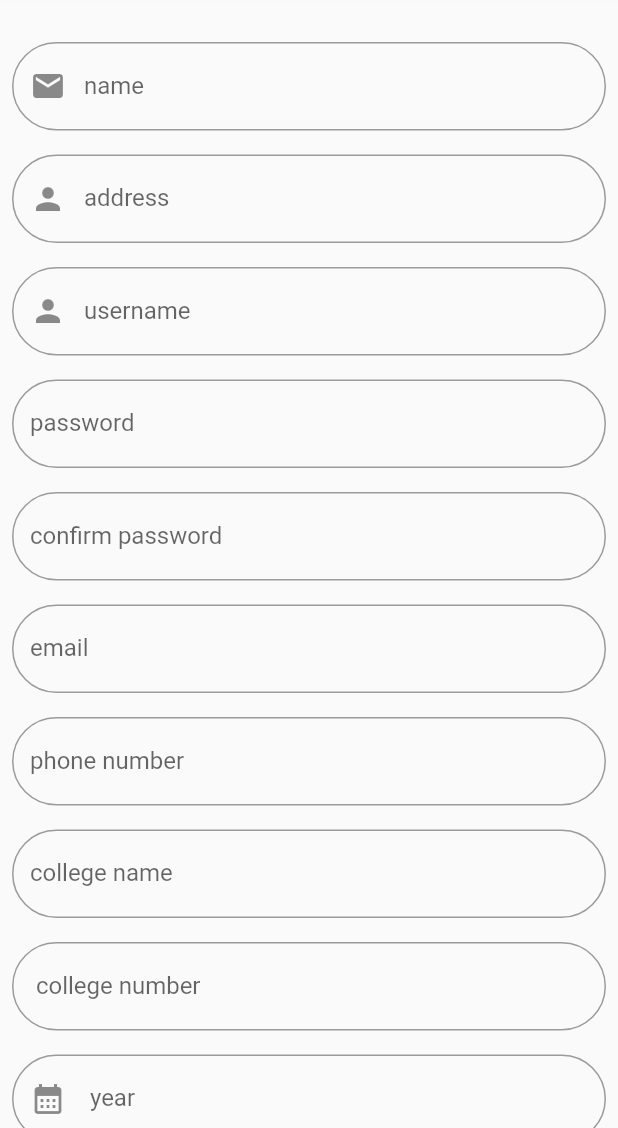
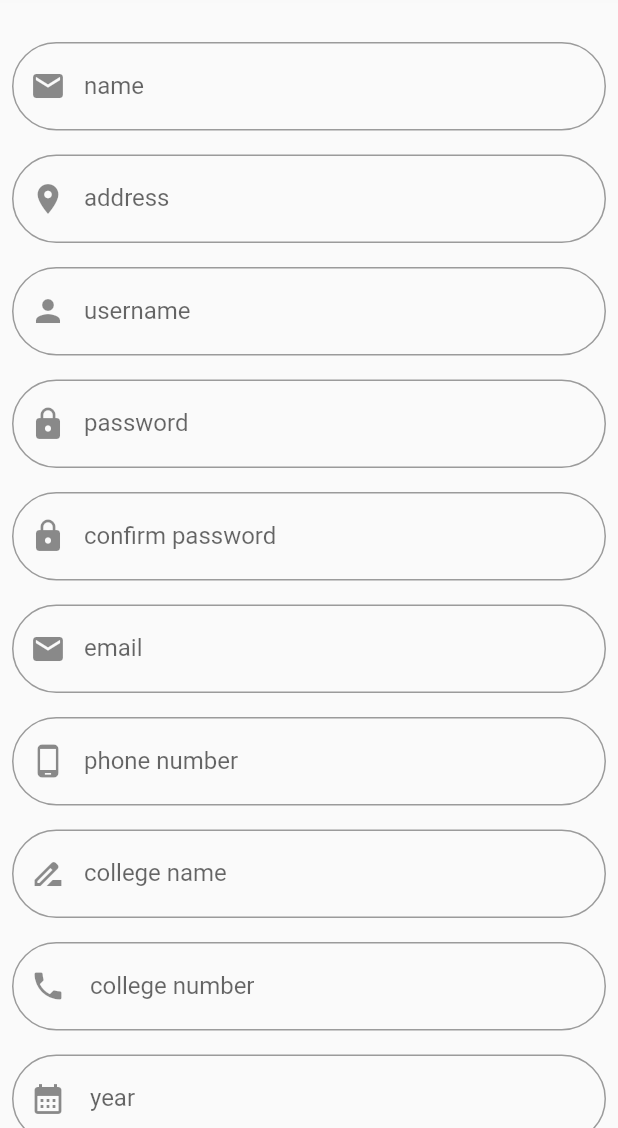
Before and after one commit to lubnawahid/industrialvisit, a Flutter app: the userregister screen opened directly, on a phone screen of 412 x 824 dp, the part 108-1236 px from its top. Run offline on Flutter 3.47's test engine with Material 2 defaults, Android fonts, the light colour scheme and no system bars.

Commit message:
industrial visit

```diff
--- a/lib/userregister.dart
+++ b/lib/userregister.dart
@@ -74,7 +74,7 @@ class _userregisterState extends State<userregister> {
                       labelText: "address",
 
                       hintText: "address",
-                      prefixIcon: Icon(Icons.person),
+                      prefixIcon: Icon(Icons.location_on),
 
                       border: OutlineInputBorder(borderRadius:BorderRadius.circular(30)),
 
@@ -126,6 +126,7 @@ class _userregisterState extends State<userregister> {
                       labelText: "password",
 
                       hintText: "password",
+                      prefixIcon: Icon(Icons.lock),
 
                       border: OutlineInputBorder(borderRadius:BorderRadius.circular(30)),
 
@@ -149,6 +150,7 @@ class _userregisterState extends State<userregister> {
                       labelText: "confirm password",
 
                       hintText: "confirm password",
+                      prefixIcon: Icon(Icons.lock),
 
                       border: OutlineInputBorder(borderRadius:BorderRadius.circular(30)),
 
@@ -171,6 +173,7 @@ class _userregisterState extends State<userregister> {
                       labelText: "email",
 
                       hintText: "email",
+                      prefixIcon: Icon(Icons.mail),
 
                       border: OutlineInputBorder(borderRadius:BorderRadius.circular(30)),
 
@@ -192,6 +195,7 @@ class _userregisterState extends State<userregister> {
                       labelText: "phone number",
 
                       hintText: "phone number",
+                      prefixIcon: Icon(Icons.phone_android),
 
                       border: OutlineInputBorder(borderRadius:BorderRadius.circular(30)),
 
@@ -213,6 +217,7 @@ class _userregisterState extends State<userregister> {
                       labelText: "college name",
 
                       hintText: "college name",
+                      prefixIcon: Icon(Icons.drive_file_rename_outline),
 
                       border: OutlineInputBorder(borderRadius:BorderRadius.circular(30)),
 
@@ -235,6 +240,7 @@ class _userregisterState extends State<userregister> {
                       labelText: " college number",
 
                       hintText: "college number",
+                      prefixIcon: Icon(Icons.phone),
 
                       border: OutlineInputBorder(borderRadius:BorderRadius.circular(30)),
 
@@ -255,7 +261,7 @@ class _userregisterState extends State<userregister> {
 
                       labelText: " year",
 
-                      hintText: "yera",
+                      hintText: "year",
                       prefixIcon: Icon(Icons.calendar_month),
 
                       border: OutlineInputBorder(borderRadius:BorderRadius.circular(30)),
@@ -278,6 +284,7 @@ class _userregisterState extends State<userregister> {
                       labelText: "college place",
 
                       hintText: "college place",
+                      prefixIcon: Icon(Icons.place),
 
                       border: OutlineInputBorder(borderRadius:BorderRadius.circular(30)),
 
```
Also changed, not shown: lib/agencyregister.dart (+9 -6 lines).
